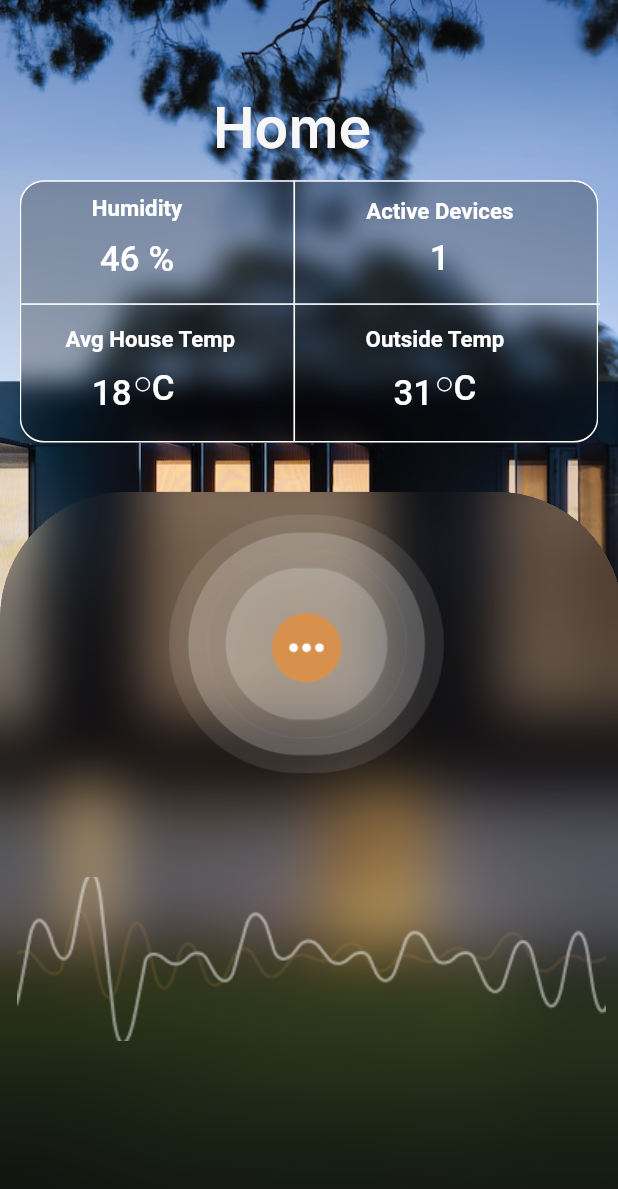
After one commit to salmaFahem/smarthome21, a Flutter app: the Scene13 screen opened directly, on a phone screen of 412 x 824 dp. The commit adds this screen. Shown: the top 1189 px of the screen. Run offline on Flutter 3.47's test engine with Material 2 defaults, Android fonts, the phone set to English and light mode, and no system bars; our stand-ins replace google_fonts.

Commit message:
10th commit

```diff
--- /dev/null
+++ b/lib/group/nav_bar.dart
@@ -0,0 +1,43 @@
+import 'package:flutter/material.dart';
+
+
+class Navbar extends  StatelessWidget {
+  const Navbar({Key? key}) : super(key: key);
+
+  @override
+  Widget build(BuildContext context) {
+    double baseWidth = 377;
+    double fem = MediaQuery
+        .of(context)
+        .size
+        .width / baseWidth;
+    double ffem = fem * 0.97;
+    return Scaffold(
+
+      body:
+      Container(
+        // backrcV (37:338)
+        margin: EdgeInsets.fromLTRB(0 * fem, 0 * fem, 100 * fem, 0 * fem),
+        child:
+        TextButton(
+          onPressed: () {},
+          style: TextButton.styleFrom(
+            padding: EdgeInsets.zero,
+          ),
+          child:
+          Container(
+            width: 24 * fem,
+            height: 24 * fem,
+            decoration: const BoxDecoration(
+              color: Color(0xffffffff),
+              image: DecorationImage(
+                image: AssetImage(
+                  'images/icon image/Vector.png',
+                ),
+              ),
+            ),
+          ),
+        ),
+      ),
+    );
+  }}
--- /dev/null
+++ b/lib/home/home.dart
@@ -0,0 +1,416 @@
+import 'dart:ui';
+
+import 'package:flutter/material.dart';
+import 'package:google_fonts/google_fonts.dart';
+import '../group/tab_bar.dart';
+
+class Scene13 extends StatelessWidget {
+  const Scene13({Key? key}) : super(key: key);
+
+  @override
+  Widget build(BuildContext context) {
+    double baseWidth = 377;
+    double fem = MediaQuery.of(context).size.width / baseWidth;
+    double ffem = fem * 0.97;
+    return Scaffold(
+        body: Container(
+          width: double.infinity,
+          child: Container(
+            width: double.infinity,
+            height: double.infinity,
+            decoration: const BoxDecoration(
+              color: Color(0xffffffff),
+              image: DecorationImage(
+                fit: BoxFit.cover,
+                image: AssetImage(
+                  'images/iimage/home.png',
+                ),
+              ),
+            ),
+            child: Stack(
+              children: [
+                Positioned(
+                  // iphone142zU5 (166:334)
+                  left: 130 * fem,
+                  top: 72 * fem,
+                  child: Container(
+                    // homePzD (9:194)
+                    margin:
+                    EdgeInsets.fromLTRB(0 * fem, 0 * fem, 85 * fem, 1 * fem),
+                    child: Text(
+                      'Home',
+                      style: GoogleFonts.inter(
+                        fontSize: 35 * ffem,
+                        fontWeight: FontWeight.w600,
+                        height: 0.6857142857 * ffem / fem,
+                        color: Color(0xfff7f7f7),
+                      ),
+                    ),
+                  ),
+                ),
+                Positioned(
+                  left: 12 * fem,
+                  top: 110 * fem,
+                  child: ClipRect(
+                    child: BackdropFilter(
+                      filter: ImageFilter.blur(
+                        sigmaX: 8 * fem,
+                        sigmaY: 8 * fem,
+                      ),
+                      child: Align(
+                        child: SizedBox(
+                          width: 353 * fem,
+                          height: 160 * fem,
+                          child: Container(
+                            decoration: BoxDecoration(
+                              borderRadius: BorderRadius.circular(15 * fem),
+                              border: Border.all(color: Color(0xffffffff)),
+                              color: Color(0x42000000),
+                            ),
+                          ),
+                        ),
+                      ),
+                    ),
+                  ),
+                ),
+                Positioned(
+                  // avghousetemp9P3 (8:149)
+                  left: 40 * fem,
+                  top: 200 * fem,
+                  child: Align(
+                    child: SizedBox(
+                      width: 123 * fem,
+                      height: 19 * fem,
+                      child: Text(
+                        'Avg House Temp',
+                        style: GoogleFonts.roboto(
+                          fontSize: 14 * ffem,
+                          fontWeight: FontWeight.w700,
+                          height: 1.1725 * ffem / fem,
+                          color: Color(0xffffffff),
+                        ),
+                      ),
+                    ),
+                  ),
+                ),
+                Positioned(
+                  // outsidetempCcD (8:150)
+                  left: 223.0001831055 * fem,
+                  top: 200 * fem,
+                  child: Align(
+                    child: SizedBox(
+                      width: 101 * fem,
+                      height: 19 * fem,
+                      child: Text(
+                        'Outside Temp',
+                        style: GoogleFonts.roboto(
+                          fontSize: 14 * ffem,
+                          fontWeight: FontWeight.w700,
+                          height: 1.1725 * ffem / fem,
+                          color: Color(0xffffffff),
+                        ),
+                      ),
+                    ),
+                  ),
+                ),
+                Positioned(
+                  // humidity4eR (8:151)
+                  left: 56 * fem,
+                  top: 120 * fem,
+                  child: Align(
+                    child: SizedBox(
+                      width: 66 * fem,
+                      height: 19 * fem,
+                      child: Text(
+                        'Humidity',
+                        style: GoogleFonts.roboto(
+                          fontSize: 14 * ffem,
+                          fontWeight: FontWeight.w700,
+                          height: 1.1725 * ffem / fem,
+                          color: Color(0xffffffff),
+                        ),
+                      ),
+                    ),
+                  ),
+                ),
+                Positioned(
+                  // activedevicesWWR (8:152)
+                  left: 215.0001831055 * fem,
+                  top: 120 * fem,
+                  child: Align(
+                    child: SizedBox(
+                      width: 110 * fem,
+                      height: 19 * fem,
+                      child: TextButton(
+                        onPressed: () {},
+                        style: TextButton.styleFrom(
+                          padding: EdgeInsets.zero,
+                        ),
+                        child: Text(
+                          'Active Devices ',
+                          style: GoogleFonts.roboto(
+                            fontSize: 14 * ffem,
+                            fontWeight: FontWeight.w700,
+                            height: 1.1725 * ffem / fem,
+                            color: Color(0xffffffff),
+                          ),
+                        ),
+                      ),
+                    ),
+                  ),
+                ),
+                Positioned(
+                  // rectangle12va9 (8:153)
+                  left: 179.0001831055 * fem,
+                  top: 110 * fem,
+                  child: Align(
+                    child: SizedBox(
+                      width: 1 * fem,
+                      height: 159 * fem,
+                      child: Container(
+                        decoration: const BoxDecoration(
+                          color: Color(0xffffffff),
+                        ),
+                      ),
+                    ),
+                  ),
+                ),
+                Positioned(
+                  // rectangle13R17 (8:154)
+                  left: 13 * fem,
+                  top: 185 * fem,
+                  child: Align(
+                    child: SizedBox(
+                      width: 353.01 * fem,
+                      height: 1 * fem,
+                      child: Container(
+                        decoration: const BoxDecoration(
+                          color: Color(0xffffffff),
+                        ),
+                      ),
+                    ),
+                  ),
+                ),
+                Positioned(
+                  // tfP (8:156)
+                  left: 61.0001831055 * fem,
+                  top: 146 * fem,
+                  child: Align(
+                    child: SizedBox(
+                      width: 54 * fem,
+                      height: 30 * fem,
+                      child: Text(
+                        '46 %',
+                        style: GoogleFonts.roboto(
+                          fontSize: 22 * ffem,
+                          fontWeight: FontWeight.w500,
+                          height: 1.1725 * ffem / fem,
+                          color: Color(0xffffffff),
+                        ),
+                      ),
+                    ),
+                  ),
+                ),
+                Positioned(
+                  // group4YV3 (8:157)
+                  left: 239 * fem,
+                  top: 136 * fem,
+                  child: TextButton(
+                    onPressed: () {},
+                    style: TextButton.styleFrom(
+                      padding: EdgeInsets.zero,
+                    ),
+                    child: Container(
+                      width: 15 * fem,
+                      height: 30 * fem,
+                      child: Center(
+                        child: Text(
+                          '1',
+                          style: GoogleFonts.roboto(
+                            fontSize: 22 * ffem,
+                            fontWeight: FontWeight.w500,
+                            height: 1.1725 * ffem / fem,
+                            color: Color(0xffffffff),
+                          ),
+                        ),
+                      ),
+                    ),
+                  ),
+                ),
+                Positioned(
+                  // group2mMo (8:160)
+                  left: 56.0001831055 * fem,
+                  top: 225 * fem,
+                  child: Container(
+                    width: 58.37 * fem,
+                    height: 30 * fem,
+                    child: Row(
+                      crossAxisAlignment: CrossAxisAlignment.center,
+                      children: [
+                        Text(
+                          // s9w (8:161)
+                          '18',
+                          style: GoogleFonts.roboto(
+                            fontSize: 22 * ffem,
+                            fontWeight: FontWeight.w500,
+                            height: 1.1725 * ffem / fem,
+                            color: Color(0xffffffff),
+                          ),
+                        ),
+                        Container(
+                          // autogroupak2ho3b (4Ctf7hckhNB4a8xcSgAk2H)
+                          padding: EdgeInsets.fromLTRB(
+                              2.37 * fem, 0 * fem, 0 * fem, 0 * fem),
+                          height: double.infinity,
+                          child: Row(
+                            crossAxisAlignment: CrossAxisAlignment.start,
+                            children: [
+                              Container(
+                                // ellipse5HjT (8:163)
+                                margin: EdgeInsets.fromLTRB(
+                                    0 * fem, 5 * fem, 1 * fem, 0 * fem),
+                                width: 9 * fem,
+                                height: 9 * fem,
+                                decoration: BoxDecoration(
+                                  borderRadius: BorderRadius.circular(4.5 * fem),
+                                  border: Border.all(color: Color(0xffffffff)),
+                                ),
+                              ),
+                              Text(
+                                // cP1o (8:162)
+                                'C',
+                                style: GoogleFonts.roboto(
+                                  fontSize: 22 * ffem,
+                                  fontWeight: FontWeight.w500,
+                                  height: 1.1725 * ffem / fem,
+                                  color: Color(0xffffffff),
+                                ),
+                              ),
+                            ],
+                          ),
+                        ),
+                      ],
+                    ),
+                  ),
+                ),
+                Positioned(
+                  // group27Ch (8:165)
+                  left: 240 * fem,
+                  top: 225 * fem,
+                  child: Container(
+                    width: 58.37 * fem,
+                    height: 30 * fem,
+                    child: Row(
+                      crossAxisAlignment: CrossAxisAlignment.center,
+                      children: [
+                        Text(
+                          // o5X (8:166)
+                          '31',
+                          style: GoogleFonts.roboto(
+                            fontSize: 22 * ffem,
+                            fontWeight: FontWeight.w500,
+                            height: 1.1725 * ffem / fem,
+                            color: Color(0xffffffff),
+                          ),
+                        ),
+                        Container(
+                          // autogroup1ebfL5T (4CtfcbxGAbewTPyKnV1Ebf)
+                          padding: EdgeInsets.fromLTRB(
+                              2.37 * fem, 0 * fem, 0 * fem, 0 * fem),
+                          height: double.infinity,
+                          child: Row(
+                            crossAxisAlignment: CrossAxisAlignment.start,
+                            children: [
+                              Container(
+                                // ellipse5eM3 (8:168)
+                                margin: EdgeInsets.fromLTRB(
+                                    0 * fem, 5 * fem, 1 * fem, 0 * fem),
+                                width: 9 * fem,
+                                height: 9 * fem,
+                                decoration: BoxDecoration(
+                                  borderRadius: BorderRadius.circular(4.5 * fem),
+                                  border: Border.all(color: Color(0xffffffff)),
+                                ),
+                              ),
+                              Text(
+                                // cMFT (8:167)
+                                'C',
+                                style: GoogleFonts.roboto(
+                                  fontSize: 22 * ffem,
+                                  fontWeight: FontWeight.w500,
+                                  height: 1.1725 * ffem / fem,
+                                  color: Color(0xffffffff),
+                                ),
+                              ),
+                            ],
+                          ),
+                        ),
+                      ],
+                    ),
+                  ),
+                ),
+                Positioned(
+                  // iphone142zU5 (166:334)
+                  left: 0 * fem,
+                  top: 300 * fem,
+                  child: Container(
+                    width: 380 * fem,
+                    height: 661 * fem,
+                    decoration: BoxDecoration(
+                      color: Color(0x59211d1d),
+                      borderRadius: BorderRadius.circular(77 * fem),
+                    ),
+                    clipBehavior: Clip.hardEdge,
+                    child: ClipRRect(
+                      borderRadius: BorderRadius.circular(77 * fem),
+                      child: BackdropFilter(
+                        filter: ImageFilter.blur(
+                          sigmaX: 18 * fem,
+                          sigmaY: 18 * fem,
+                        ),
+                        child: Column(
+                          crossAxisAlignment: CrossAxisAlignment.center,
+                          children: [
+                            Container(
+                              // group655A9K (8:207)
+                              margin: EdgeInsets.fromLTRB(
+                                  90 * fem, 10 * fem, 96 * fem, 0 * fem),
+                              width: 181 * fem,
+                              height: 225 * fem,
+                              decoration: const BoxDecoration(
+                                image: DecorationImage(
+                                  fit: BoxFit.cover,
+                                  image:
+                                  AssetImage('images/icon image/Group 667.png'),
+                                ),
+                              ),
+                            ),
+                            Opacity(
+                              // group3iu (8:252)
+                              opacity: 0.7,
+                              child: Container(
+                                margin: EdgeInsets.fromLTRB(
+                                    0 * fem, 0 * fem, 0 * fem, 0 * fem),
+                                width: 359 * fem,
+                                height: 100 * fem,
+                                decoration: const BoxDecoration(
+                                  image: DecorationImage(
+                                    fit: BoxFit.cover,
+                                    image:
+                                    AssetImage('images/icon image/Group.png'),
+                                  ),
+                                ),
+                              ),
+                            ),
+                          ],
+                        ),
+                      ),
+                    ),
+                  ),
+                ),
+              ],
+            ),
+          ),
+        ));
+  }
+}
--- a/lib/rooms/room.dart
+++ b/lib/rooms/room.dart
@@ -59,7 +59,7 @@ class Scene6 extends StatelessWidget {
                     left: 15,
                     top: 300 * fem,
                     child: Container(
-                      child: SingleChildScrollView(
+                      child: SingleChildScrollView( // Add SingleChildScrollView here
                         child: Container(
                           width: 350 * fem,
                           height: 450 * fem,
@@ -90,7 +90,6 @@ class Scene6 extends StatelessWidget {
                                   crossAxisAlignment: CrossAxisAlignment.center,
                                   children: [
                                     Container(
-                                      // frame3672uF3 (142:342)
                                       margin: EdgeInsets.fromLTRB(
                                           145 * fem, 15 * fem, 161 * fem, 45 * fem),
                                       width: double.infinity,
@@ -100,13 +99,12 @@ class Scene6 extends StatelessWidget {
                                         borderRadius: BorderRadius.circular(40 * fem),
                                       ),
                                     ),
-                                    Container(
-                                    child: SingleChildScrollView(
+                                    SingleChildScrollView( // Add SingleChildScrollView here
                                       child: Container(
                                         margin: EdgeInsets.fromLTRB(
                                             0 * fem, 0 * fem, 16 * fem, 21 * fem),
                                         width: 372 * fem,
-                                      height: 900 * fem,
+                                        height: 300 * fem,
                                         child: Stack(
                                           children: [
                                             Positioned(
@@ -114,12 +112,12 @@ class Scene6 extends StatelessWidget {
                                               top: 0 * fem,
                                               child: Container(
                                                 width: 349 * fem,
-                                      height: 350 * fem,
+                                                height: 270 * fem,
                                                 child: Padding(
                                                   padding: const EdgeInsets.only(
                                                     top: 15.0,
                                                   ),
-                                      child: SingleChildScrollView(
+                                                  child: SingleChildScrollView( // Add SingleChildScrollView here
                                                     child: Column(
                                                       crossAxisAlignment:
                                                       CrossAxisAlignment.center,
@@ -130,26 +128,25 @@ class Scene6 extends StatelessWidget {
                                                               bottom: 20.0),
                                                           child: Positioned(
                                                             // image7fYy (180:692)
-                                        left:  -4*fem,
-                                        top:  -6.129699707*fem,
-                                        child:
-                                        Align(
-                                          child:
-                                          SizedBox(
-                                            width:  138.37*fem,
-                                            height:  243.13*fem,
-                                            child:
-                                            Container(
+                                                            left: -4 * fem,
+                                                            top: -6.129699707 * fem,
+                                                            child: Align(
+                                                              child: SizedBox(
+                                                                width: 118.37 * fem,
+                                                                height: 243.13 * fem,
+                                                                child: Container(
                                                                   decoration: BoxDecoration(
-                                                borderRadius: BorderRadius.circular(60 * fem),
+                                                                    borderRadius:
+                                                                    BorderRadius.circular(
+                                                                        60 * fem),
                                                                     image: DecorationImage(
-                                                  image: AssetImage('images/iimage/bed room.png'),
+                                                                      image: AssetImage(
+                                                                          'images/iimage/bed room.png'),
                                                                       fit: BoxFit.cover,
                                                                     ),
                                                                   ),
                                                                   // other properties
-                                            )
-
+                                                                ),
                                                               ),
                                                             ),
                                                           ),
@@ -159,12 +156,21 @@ class Scene6 extends StatelessWidget {
                                                   ),
                                                 ),
                                               ),
-                        ),],
+                                            ),
+                                          ],
+                                        ),
+                                      ),
+                                    ),
+                                  ],
                                 ),
                               ),
                             ),
                           ),
-                ],),),),),),),),),],
+                        ),
+                      ),
+                    ),
+                  ),
+                ],
     ),
     ),),
     );
```
Also changed, not shown: images/icon image/Group 667.png (added), images/icon image/Group.png (added), images/icon image/Vector.png (added), images/icon image/nav bar.png (added), images/iimage/home.png (added). Lines whose indentation alone changed are shown as unchanged.
